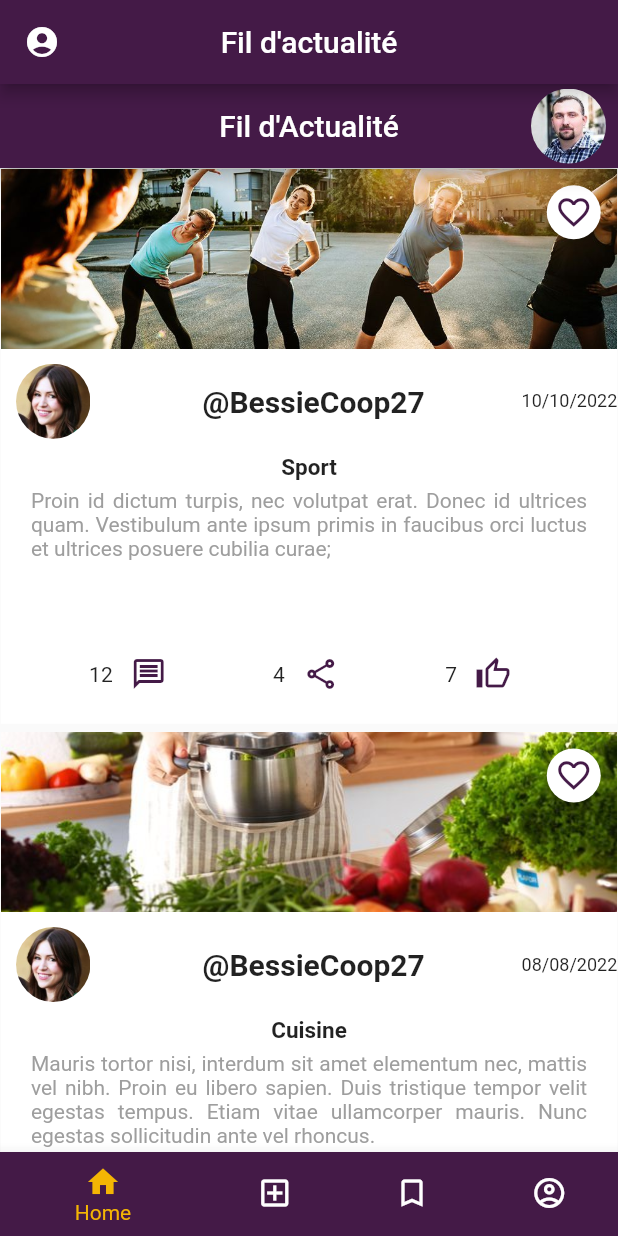
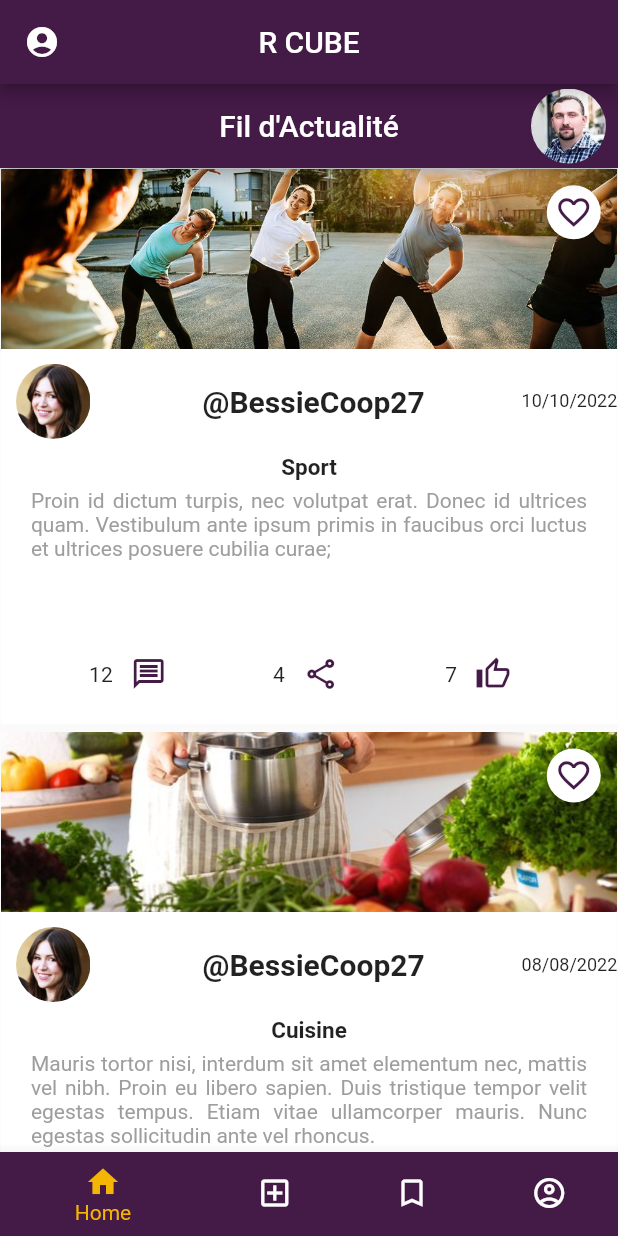
Before and after one commit to GabrielDela/FLUTTER_CUBE, a Flutter app: the screen it shows after launch, on a phone screen of 412 x 824 dp. Run offline on Flutter 3.47's test engine with Material 2 defaults, Android fonts, the phone set to English and light mode, and no system bars.

Commit message:
mdofi pour faire apparaître le nom du reseau social r cube dans la homebarrapp

```diff
--- a/lib/widgets/Home/HomeAppBar.dart
+++ b/lib/widgets/Home/HomeAppBar.dart
@@ -15,7 +15,7 @@ class _HomeAppBarState extends State<HomeAppBar> {
   @override
   Widget build(BuildContext context) {
     return AppBar(
-      title: const Text("Fil d'actualité"),
+      title: const Text("R CUBE"),
       centerTitle: true,
       backgroundColor: CustomColors.MAIN_PURPLE,
       leading: Builder(
```
